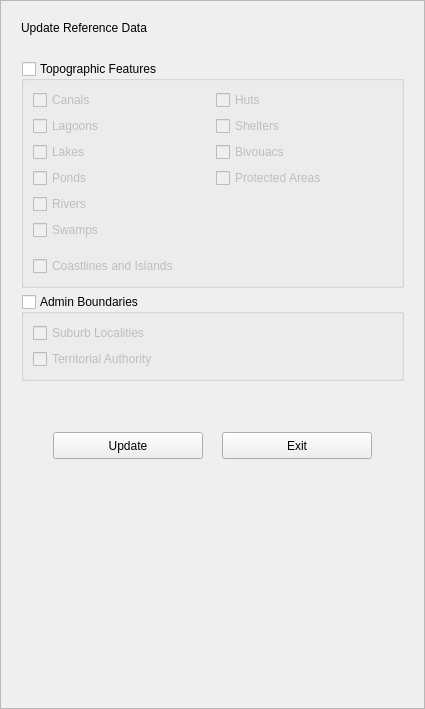
Old version of the form buildings/gui/reference_data.ui in the repository linz/nz-buildings.
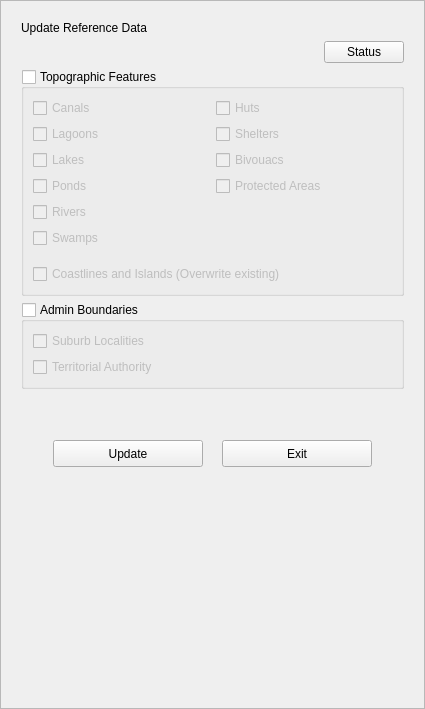
New version of the form.

Commit message: feat: function to check changeset status for all dataset

Patch:
```diff
--- a/buildings/gui/reference_data.ui
+++ b/buildings/gui/reference_data.ui
@@ -54,6 +54,32 @@
            </property>
           </widget>
          </item>
+         <item>
+          <spacer name="horizontalSpacer_2">
+           <property name="orientation">
+            <enum>Qt::Horizontal</enum>
+           </property>
+           <property name="sizeHint" stdset="0">
+            <size>
+             <width>40</width>
+             <height>20</height>
+            </size>
+           </property>
+          </spacer>
+         </item>
+         <item>
+          <widget class="QPushButton" name="btn_status">
+           <property name="sizePolicy">
+            <sizepolicy hsizetype="Fixed" vsizetype="Fixed">
+             <horstretch>0</horstretch>
+             <verstretch>0</verstretch>
+            </sizepolicy>
+           </property>
+           <property name="text">
+            <string>Status</string>
+           </property>
+          </widget>
+         </item>
         </layout>
        </item>
        <item>
@@ -143,7 +169,7 @@
             <item row="12" column="0" colspan="2">
              <widget class="QCheckBox" name="chbx_coastline_and_islands">
               <property name="text">
-               <string>Coastlines and Islands</string>
+               <string>Coastlines and Islands (Overwrite existing)</string>
               </property>
              </widget>
             </item>
```
The commit also changes 3 other files.
